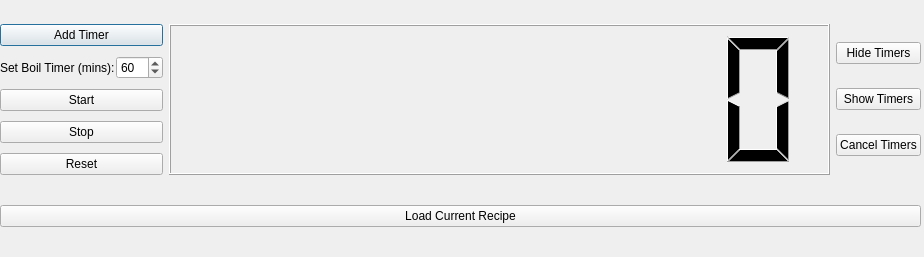
First picture: the form in ui/timerListDialog.ui, repository Brewtarget/brewtarget, before the edit.
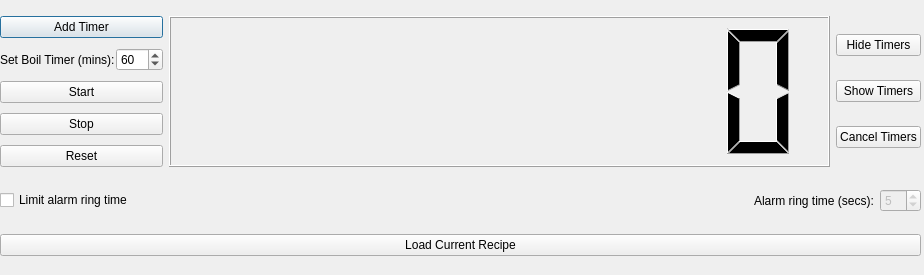
Second picture: the form after the edit.

Commit message: Added automatic generation of Knock Out timer. Added alarm ring time limits. Added some comments and cleaned some code.

The edit to the form file:
```diff
--- a/ui/timerListDialog.ui
+++ b/ui/timerListDialog.ui
@@ -7,19 +7,19 @@
     <x>0</x>
     <y>0</y>
     <width>924</width>
-    <height>257</height>
+    <height>275</height>
    </rect>
   </property>
   <property name="minimumSize">
    <size>
     <width>924</width>
-    <height>257</height>
+    <height>275</height>
    </size>
   </property>
   <property name="maximumSize">
    <size>
     <width>924</width>
-    <height>257</height>
+    <height>275</height>
    </size>
   </property>
   <property name="mouseTracking">
@@ -28,13 +28,13 @@
   <property name="windowTitle">
    <string>Main Boil Timer</string>
   </property>
-  <widget class="QWidget" name="layoutWidget">
+  <widget class="QWidget" name="">
    <property name="geometry">
     <rect>
      <x>0</x>
      <y>0</y>
      <width>921</width>
-     <height>251</height>
+     <height>274</height>
     </rect>
    </property>
    <layout class="QVBoxLayout" name="verticalLayout_3">
@@ -188,6 +188,40 @@
       </item>
      </layout>
     </item>
+    <item>
+     <layout class="QHBoxLayout" name="horizontalLayout_3">
+      <item>
+       <widget class="QCheckBox" name="limitRingTimeCheckBox">
+        <property name="sizePolicy">
+         <sizepolicy hsizetype="Minimum" vsizetype="Fixed">
+          <horstretch>2</horstretch>
+          <verstretch>0</verstretch>
+         </sizepolicy>
+        </property>
+        <property name="text">
+         <string>Limit alarm ring time </string>
+        </property>
+       </widget>
+      </item>
+      <item>
+       <widget class="QLabel" name="limitRingTimeLabel">
+        <property name="text">
+         <string>Alarm ring time (secs):</string>
+        </property>
+       </widget>
+      </item>
+      <item>
+       <widget class="QSpinBox" name="limitRingTimeSpinBox">
+        <property name="enabled">
+         <bool>false</bool>
+        </property>
+        <property name="value">
+         <number>5</number>
+        </property>
+       </widget>
+      </item>
+     </layout>
+    </item>
     <item>
      <widget class="QPushButton" name="loadRecipesButton">
       <property name="text">
```
The commit also changes 6 other files.
